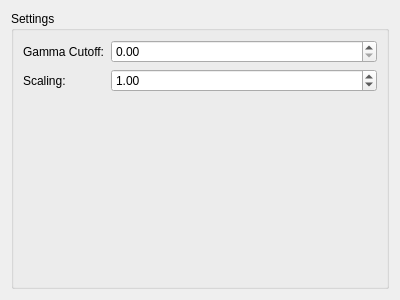
The window that Desktop/src/ui/MultiWavelengthCodecOptions.ui (karpinsn/SLS) describes before a commit, drawn with Qt 5.
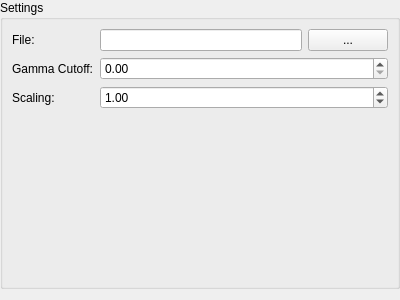
The same window after the commit.

Commit message: Got Holovideo encoding working again. Need to fix the source file chooser on the GUI and also the views are skewed

Patch:
```diff
--- a/Desktop/src/ui/MultiWavelengthCodecOptions.ui
+++ b/Desktop/src/ui/MultiWavelengthCodecOptions.ui
@@ -14,6 +14,15 @@
    <string>Form</string>
   </property>
   <layout class="QGridLayout" name="gridLayout">
+   <property name="leftMargin">
+    <number>0</number>
+   </property>
+   <property name="topMargin">
+    <number>0</number>
+   </property>
+   <property name="rightMargin">
+    <number>0</number>
+   </property>
    <item row="0" column="0">
     <widget class="QWidget" name="widget" native="true">
      <layout class="QGridLayout" name="gridLayout_2">
@@ -32,14 +41,14 @@
          <property name="fieldGrowthPolicy">
           <enum>QFormLayout::AllNonFixedFieldsGrow</enum>
          </property>
-         <item row="0" column="0">
+         <item row="1" column="0">
           <widget class="QLabel" name="gammaCutoffLabel">
            <property name="text">
             <string>Gamma Cutoff:</string>
            </property>
           </widget>
          </item>
-         <item row="0" column="1">
+         <item row="1" column="1">
           <widget class="QDoubleSpinBox" name="gammaCutoffBox">
            <property name="maximum">
             <double>1.000000000000000</double>
@@ -49,14 +58,14 @@
            </property>
           </widget>
          </item>
-         <item row="1" column="0">
+         <item row="2" column="0">
           <widget class="QLabel" name="scalingLabel">
            <property name="text">
             <string>Scaling:</string>
            </property>
           </widget>
          </item>
-         <item row="1" column="1">
+         <item row="2" column="1">
           <widget class="QDoubleSpinBox" name="scalingBox">
            <property name="maximum">
             <double>100.000000000000000</double>
@@ -66,6 +75,32 @@
            </property>
           </widget>
          </item>
+         <item row="0" column="1">
+          <widget class="QWidget" name="widget_2" native="true">
+           <layout class="QHBoxLayout" name="horizontalLayout">
+            <property name="margin">
+             <number>0</number>
+            </property>
+            <item>
+             <widget class="QLineEdit" name="sourceFileBox"/>
+            </item>
+            <item>
+             <widget class="QPushButton" name="sourceFileChooseButton">
+              <property name="text">
+               <string>...</string>
+              </property>
+             </widget>
+            </item>
+           </layout>
+          </widget>
+         </item>
+         <item row="0" column="0">
+          <widget class="QLabel" name="label">
+           <property name="text">
+            <string>File:</string>
+           </property>
+          </widget>
+         </item>
         </layout>
        </widget>
       </item>
```
The commit also changes 26 other files.
